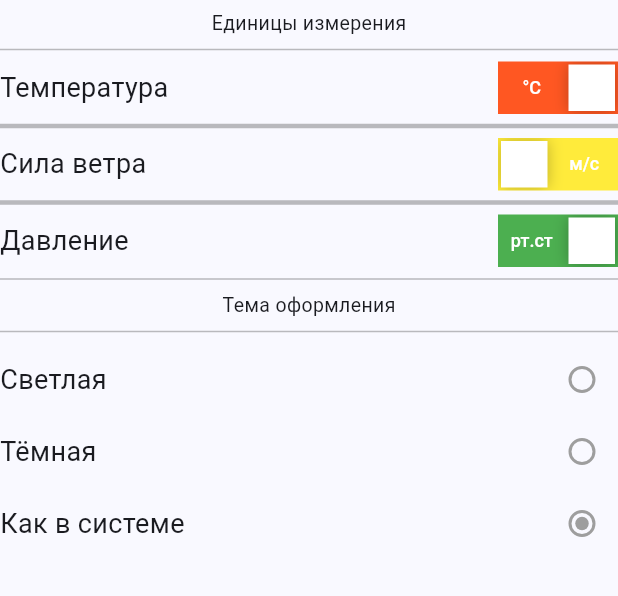
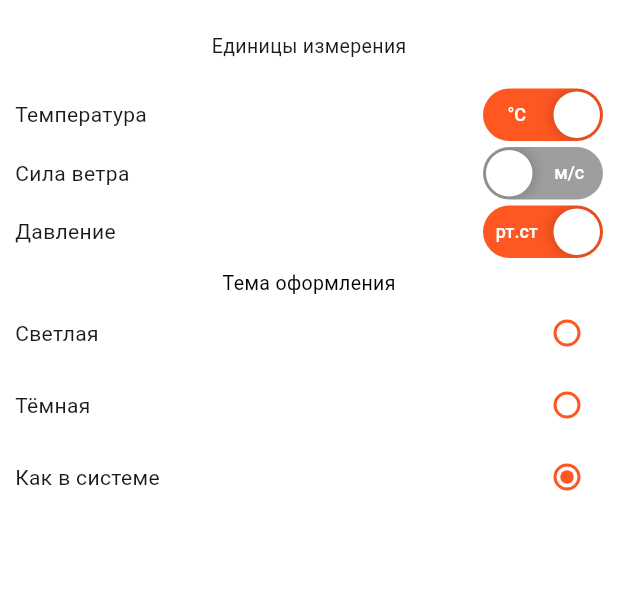
Before and after one commit to maksb2bb/weather, a Flutter app: the SettingsPage screen opened directly, on a phone screen of 412 x 824 dp, the part 84-680 px from its top. Run offline on Flutter 3.47's test engine with Material 3 defaults, Android fonts, the phone set to English and light mode, and no system bars; drawn by our look-alikes of flutter_advanced_switch; our stand-ins replace charts_flutter, geocoding, geolocator, shared_preferences; accounts and stored records are empty.

Commit message:
Clean Architecture Исправлен баг с маленькими дисплеями Добавлена кнопка обновления данных Получение данных о формате значений из файла для виджета настроек

```diff
--- /dev/null
+++ b/dart_test.yaml
@@ -0,0 +1,2 @@
+tags:
+  golden:
--- /dev/null
+++ b/lib/layers/domain/enities/settings_entity.dart
@@ -0,0 +1,13 @@
+class Settings{
+  final bool positive;
+  final bool speed;
+  final bool pressure;
+  final String theme;
+
+  Settings({
+   required this.positive,
+   required this.speed,
+   required this.pressure,
+   required this.theme
+});
+}
--- /dev/null
+++ b/lib/layers/domain/usecases/get_settings.dart
@@ -0,0 +1,13 @@
+import 'package:weather/layers/data/repositories/settings_repository.dart';
+import 'package:weather/layers/domain/enities/settings_entity.dart';
+
+
+class GetSettings{
+  final SettingsRepository repository;
+
+  GetSettings(this.repository);
+
+  Future<Settings> execute() async{
+    return await repository.getSettings();
+  }
+}
--- /dev/null
+++ b/lib/layers/domain/usecases/save_settings.dart
@@ -0,0 +1,14 @@
+import 'package:weather/layers/data/repositories/settings_repository.dart';
+import 'package:weather/layers/domain/enities/settings_entity.dart';
+
+
+
+class SaveSettings{
+  final SettingsRepository repository;
+
+  SaveSettings(this.repository);
+
+  Future<void> execute(Settings settings) async{
+    await repository.saveSettings(settings);
+  }
+}
--- a/lib/aboutUS.dart
+++ b/lib/layers/presentation/pages/about_us_page.dart
@@ -13,8 +13,8 @@ class AboutUSPage extends StatelessWidget {
           style: TextStyle(color: Colors.white, fontWeight: FontWeight.bold),
         ),
       ),
-      body: Scaffold(
-        backgroundColor: Colors.blue,
+      body: const Scaffold(
+        backgroundColor: Colors.white,
         body: Align(
           alignment: Alignment.center,
           child: Text('v 1.0.0'),
--- /dev/null
+++ b/lib/layers/presentation/pages/settings_page.dart
@@ -0,0 +1,287 @@
+import 'package:flutter/material.dart';
+import 'package:flutter_advanced_switch/flutter_advanced_switch.dart';
+import 'package:shared_preferences/shared_preferences.dart';
+import 'package:weather/layers/domain/enities/settings_entity.dart';
+import 'package:weather/layers/domain/usecases/get_settings.dart';
+import 'package:weather/layers/domain/usecases/save_settings.dart';
+import 'package:weather/layers/data/repositories/settings_repository.dart';
+import 'package:weather/layers/domain/usecases/get_settings.dart';
+
+class SettingsPage extends StatefulWidget {
+  const SettingsPage({Key? key}) : super(key: key);
+
+  @override
+  _SettingsPageState createState() => _SettingsPageState();
+}
+
+class _SettingsPageState extends State<SettingsPage> {
+  late ValueNotifier<bool> _positive;
+  late ValueNotifier<bool> _speed;
+  late ValueNotifier<bool> _pressure;
+  late GetSettings _getSettings;
+  late SaveSettings _saveSettings;
+  String? _theme;
+
+  @override
+  void initState() {
+    super.initState();
+    final repository = SettingsRepository();
+    _getSettings = GetSettings(repository);
+    _saveSettings = SaveSettings(repository);
+    _initializePreferences();
+  }
+
+
+  Future<void> _initializePreferences() async {
+    final settings = await _getSettings.execute();
+
+    _positive = ValueNotifier<bool>(settings.positive);
+    _speed = ValueNotifier<bool>(settings.speed);
+    _pressure = ValueNotifier<bool>(settings.pressure);
+    _theme = settings.theme;
+
+    _positive.addListener(() {
+      _saveSettings.execute(
+        Settings(
+          positive: _positive.value,
+          speed: _speed.value,
+          pressure: _pressure.value,
+          theme: _theme!,
+        ),
+      );
+    });
+    _speed.addListener(() {
+      _saveSettings.execute(
+        Settings(
+          positive: _positive.value,
+          speed: _speed.value,
+          pressure: _pressure.value,
+          theme: _theme!,
+        ),
+      );
+    });
+    _pressure.addListener(() {
+      _saveSettings.execute(
+        Settings(
+          positive: _positive.value,
+          speed: _speed.value,
+          pressure: _pressure.value,
+          theme: _theme!,
+        ),
+      );
+    });
+
+    setState(() {}); // to rebuild UI after loading preferences
+  }
+
+  void _setTheme(String? value) {
+    setState(() {
+      _theme = value;
+    });
+    _saveSettings.execute(
+      Settings(
+        positive: _positive.value,
+        speed: _speed.value,
+        pressure: _pressure.value,
+        theme: value!,
+      ),
+    );
+  }
+
+  @override
+  Widget build(BuildContext context) {
+    if (_theme == null) {
+      return Scaffold(
+        appBar: AppBar(
+          backgroundColor: Colors.blue,
+          title: const Text(
+            'Настройки',
+            style: TextStyle(color: Colors.white, fontWeight: FontWeight.bold),
+          ),
+        ),
+      );
+    }
+
+    return Scaffold(
+        backgroundColor: Colors.white70,
+        appBar: AppBar(
+          backgroundColor: Colors.blue,
+          title: const Text(
+            'Настройки',
+            style: TextStyle(color: Colors.white, fontWeight: FontWeight.bold),
+          ),
+        ),
+        body: Container(
+          padding: EdgeInsets.symmetric(vertical: 5.0, horizontal: 10.0),
+          decoration: BoxDecoration(color: Colors.white),
+          child: Column(
+            children: <Widget>[
+              Text(
+                'Единицы измерения',
+                style: TextStyle(fontSize: 13,
+                height: 4),
+              ),
+              Container(
+                margin: EdgeInsets.symmetric(vertical: 2.0, horizontal: 0.0),
+                decoration: BoxDecoration(color: Colors.white),
+                child: Row(
+                  children: <Widget>[
+                    Text(
+                      "Температура",
+                      style: TextStyle(
+                        fontSize: 14,
+                      ),
+                    ),
+                    Spacer(),
+                    AdvancedSwitch(
+                      enabled: true,
+                      controller: _positive,
+                      activeColor: Colors.deepOrange,
+                      inactiveColor: Colors.grey,
+                      activeChild: Text('°C'),
+                      inactiveChild: Text('°F'),
+                      borderRadius: BorderRadius.all(Radius.circular(60)),
+                      width: 80,
+                      height: 35,
+                      initialValue: _positive.value,
+                    )
+                  ],
+                ),
+              ),
+              Container(
+                margin: EdgeInsets.symmetric(vertical: 2.0, horizontal: 0.0),
+                decoration: BoxDecoration(color: Colors.white),
+                child: Row(
+                  children: [
+                    Text(
+                      "Сила ветра",
+                      style: TextStyle(
+                        fontSize: 14,
+                      ),
+                    ),
+                    Spacer(),
+                    AdvancedSwitch(
+                      controller: _speed,
+                      activeColor: Colors.deepOrange,
+                      inactiveColor: Colors.grey,
+                      activeChild: Text('км/ч'),
+                      inactiveChild: Text('м/с'),
+                      borderRadius: BorderRadius.all(Radius.circular(60)),
+                      width: 80,
+                      height: 35,
+                      initialValue: _speed.value,
+                    )
+                  ],
+                ),
+              ),
+              Container(
+                margin: EdgeInsets.symmetric(vertical: 2.0, horizontal: 0.0),
+                decoration: BoxDecoration(color: Colors.white),
+                child: Row(
+                  children: [
+                    Text(
+                      "Давление",
+                      style: TextStyle(
+                        fontSize: 14,
+                      ),
+                    ),
+                    Spacer(),
+                    AdvancedSwitch(
+                      controller: _pressure,
+                      activeColor: Colors.deepOrange,
+                      inactiveColor: Colors.grey,
+                      activeChild: Text('рт.ст'),
+                      inactiveChild: Text('гПа'),
+                      borderRadius: BorderRadius.all(Radius.circular(60)),
+                      width: 80,
+                      height: 35,
+                      initialValue: _pressure.value,
+                    ),
+                  ],
+                ),
+              ),
+              Container(
+                  padding: EdgeInsets.symmetric(vertical: 5.0, horizontal: 0.0),
+                  decoration: BoxDecoration(color: Colors.white),
+                  child: Column(
+                    children: <Widget>[
+                      Text(
+                        'Тема оформления',
+                        style: TextStyle(fontSize: 13, color: Colors.black),
+                      ),
+                      Row(
+                        children: [
+                          Text(
+                            'Светлая',
+                            style: TextStyle(
+                              fontSize: 14,
+                            ),
+                          ),
+                          Spacer(),
+                          Radio<String>(
+                              fillColor: MaterialStateColor.resolveWith(
+                                      (states) => Colors.deepOrange),
+                              focusColor: MaterialStateColor.resolveWith(
+                                      (states) => Colors.deepOrange),
+                              value: 'Day',
+                              groupValue: _theme,
+                              onChanged: _setTheme)
+                        ],
+                      ),
+                      Row(
+                        children: [
+                          Text(
+                            'Тёмная',
+                            style: TextStyle(
+                              fontSize: 14,
+                            ),
+                          ),
+                          Spacer(),
+                          Radio<String>(
+                              fillColor: MaterialStateColor.resolveWith(
+                                      (states) => Colors.deepOrange),
+                              focusColor: MaterialStateColor.resolveWith(
+                                      (states) => Colors.deepOrange),
+                              value: 'Night',
+                              groupValue: _theme,
+                              onChanged: _setTheme
+
+                          )
+                        ],
+                      ),
+                      Row(
+                        children: [
+                          Text(
+                            'Как в системе',
+                            style: TextStyle(
+                              fontSize: 14,
+                            ),
+                          ),
+                          Spacer(),
+                          Radio<String>(
+                              fillColor: MaterialStateColor.resolveWith(
+                                      (states) => Colors.deepOrange),
+                              focusColor: MaterialStateColor.resolveWith(
+                                      (states) => Colors.deepOrange),
+                              value: 'System',
+                              groupValue: _theme,
+                              onChanged: _setTheme)
+                        ],
+                      )
+                    ],
+                  )
+              ),
+            ],
+          ),
+        )
+    );
+  }
+
+  @override
+  void dispose() {
+    _positive.dispose();
+    _speed.dispose();
+    _pressure.dispose();
+    super.dispose();
+  }
+}
--- a/lib/settings.dart
+++ /dev/null
@@ -1,243 +0,0 @@
-import 'package:flutter/material.dart';
-import 'package:flutter_advanced_switch/flutter_advanced_switch.dart';
-import 'package:shared_preferences/shared_preferences.dart';
-
-class SettingsPage extends StatefulWidget {
-  const SettingsPage({Key? key}) : super(key: key);
-
-  @override
-  _SettingsPageState createState() => _SettingsPageState();
-}
-
-class _SettingsPageState extends State<SettingsPage> {
-  late ValueNotifier<bool> _positive;
-  late ValueNotifier<bool> _speed;
-  late ValueNotifier<bool> _pressure;
-  SharedPreferences? prefs;
-  String? _theme;
-
-  @override
-  void initState() {
-    super.initState();
-    _initializePreferences();
-  }
-
-  Future<void> _initializePreferences() async {
-    prefs = await SharedPreferences.getInstance();
-    _positive = ValueNotifier<bool>(prefs!.getBool('positive') ?? true);
-    _speed = ValueNotifier<bool>(prefs!.getBool('speed') ?? false);
-    _pressure = ValueNotifier<bool>(prefs!.getBool('pressure') ?? true);
-    _theme = prefs!.getString('theme') ?? 'System';
-
-    _positive.addListener(() {
-      prefs!.setBool('positive', _positive.value);
-    });
-    _speed.addListener(() {
-      prefs!.setBool('speed', _speed.value);
-    });
-    _pressure.addListener(() {
-      prefs!.setBool('pressure', _pressure.value);
-    });
-
-    setState(() {}); // to rebuild UI after loading preferences
-  }
-
-  void _setTheme(String? value) {
-    setState(() {
-      _theme = value;
-    });
-    prefs!.setString('theme', value!);
-  }
-
-  @override
-  Widget build(BuildContext context) {
-    if (prefs == null) {
-      return Scaffold(
-        appBar: AppBar(
-          backgroundColor: Colors.blue,
-          title: const Text(
-            'Настройки',
-            style: TextStyle(color: Colors.white, fontWeight: FontWeight.bold),
-          ),
-        ),
-        body: Center(child: CircularProgressIndicator()),
-      );
-    }
-
-    return Scaffold(
-      appBar: AppBar(
-        backgroundColor: Colors.blue,
-        title: const Text(
-          'Настройки',
-          style: TextStyle(color: Colors.white, fontWeight: FontWeight.bold),
-        ),
-      ),
-      body: Column(
-        children: <Widget>[
-          Padding(padding: EdgeInsets.all(3.0)),
-          Text(
-            'Единицы измерения',
-            style: TextStyle(fontSize: 13),
-          ),
-          Divider(
-            color: Colors.black26,
-            thickness: 1,
-          ),
-          Row(
-            crossAxisAlignment: CrossAxisAlignment.center,
-            children: <Widget>[
-              Text(
-                "Температура",
-                style: TextStyle(
-                  fontSize: 18,
-                ),
-              ),
-              Spacer(),
-              AdvancedSwitch(
-                controller: _positive,
-                activeColor: Colors.deepOrange,
-                inactiveColor: Colors.deepOrange,
-                activeChild: Text('°C'),
-                inactiveChild: Text('°F'),
-                borderRadius: BorderRadius.all(Radius.circular(0)),
-                width: 80,
-                height: 35,
-              )
-            ],
-          ),
-          Divider(
-            color: Colors.black26,
-            thickness: 3,
-          ),
-          Row(
-            children: [
-              Text(
-                "Сила ветра",
-                style: TextStyle(
-                  fontSize: 18,
-                ),
-              ),
-              Spacer(),
-              AdvancedSwitch(
-                controller: _speed,
-                activeColor: Colors.yellow,
-                inactiveColor: Colors.yellow,
-                activeChild: Text('км/ч'),
-                inactiveChild: Text('м/с'),
-                borderRadius: BorderRadius.all(Radius.circular(0)),
-                width: 80,
-                height: 35,
-              )
-            ],
-          ),
-          Divider(
-            color: Colors.black26,
-            thickness: 3,
-          ),
-          Row(
-            children: [
-              Text(
-                "Давление",
-                style: TextStyle(
-                  fontSize: 18,
-                ),
-              ),
-              Spacer(),
-              AdvancedSwitch(
-                controller: _pressure,
-                activeColor: Colors.green,
-                inactiveColor: Colors.green,
-                activeChild: Text('рт.ст'),
-                inactiveChild: Text('гПа'),
-                borderRadius: BorderRadius.all(Radius.circular(0)),
-                width: 80,
-                height: 35,
-              ),
-            ],
-          ),
-          Divider(
-            color: Colors.black26,
-            thickness: 1,
-          ),
-          Text(
-            'Тема оформления',
-            style: TextStyle(fontSize: 13),
-          ),
-          Divider(
-            color: Colors.black26,
-            thickness: 1,
-          ),
-          Column(
-            children: <Widget>[
-              Row(
-                children: [
-                  Text(
-                    'Светлая',
-                    style: TextStyle(
-                      fontSize: 18,
-                    ),
-                  ),
-                  Spacer(),
-                  Radio<String>(
-                      fillColor: MaterialStateColor.resolveWith(
-                              (states) => Colors.grey),
-                      focusColor: MaterialStateColor.resolveWith(
-                              (states) => Colors.blue),
-                      value: 'Day',
-                      groupValue: _theme,
-                      onChanged: _setTheme)
-                ],
-              ),
-              Row(
-                children: [
-                  Text(
-                    'Тёмная',
-                    style: TextStyle(
-                      fontSize: 18,
-                    ),
-                  ),
-                  Spacer(),
-                  Radio<String>(
-                      fillColor: MaterialStateColor.resolveWith(
-                              (states) => Colors.grey),
-                      focusColor: MaterialStateColor.resolveWith(
-                              (states) => Colors.blue),
-                      value: 'Night',
-                      groupValue: _theme,
-                      onChanged: _setTheme)
-                ],
-              ),
-              Row(
-                children: [
-                  Text(
-                    'Как в системе',
-                    style: TextStyle(
-                      fontSize: 18,
-                    ),
-                  ),
-                  Spacer(),
-                  Radio<String>(
-                      fillColor: MaterialStateColor.resolveWith(
-                              (states) => Colors.grey),
-                      focusColor: MaterialStateColor.resolveWith(
-                              (states) => Colors.blue),
-                      value: 'System',
-                      groupValue: _theme,
-                      onChanged: _setTheme)
-                ],
-              )
-            ],
-          )
-        ],
-      ),
-    );
-  }
-
-  @override
-  void dispose() {
-    _positive.dispose();
-    _speed.dispose();
-    _pressure.dispose();
-    super.dispose();
-  }
-}
--- a/pubspec.yaml
+++ b/pubspec.yaml
@@ -37,6 +37,7 @@ dependencies:
   geocoding: ^3.0.0
   flutter_advanced_switch: ^3.1.0
   charts_flutter: ^0.12.0
+  golden_toolkit: ^0.15.0
 
 
 
@@ -44,6 +45,7 @@ dependencies:
 dev_dependencies:
   flutter_test:
     sdk: flutter
+  test: any
 
   # The "flutter_lints" package below contains a set of recommended lints to
   # encourage good coding practices. The lint set provided by the package is
```
Also changed, not shown: lib/layers/data/repositories/settings_repository.dart (added, +27 -0 lines), lib/layers/presentation/pages/my_home_page.dart (+27 -16 lines), pubspec.lock, 3 other files.
